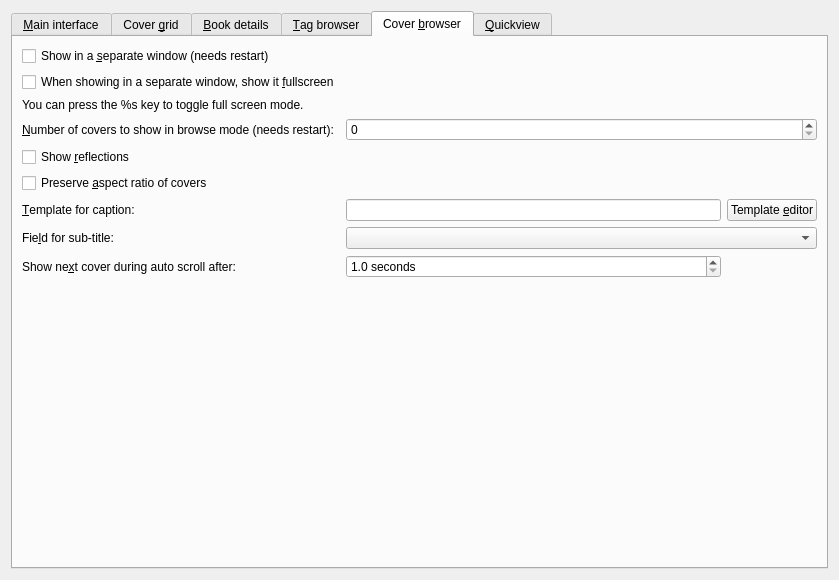
Qt form src/calibre/gui2/preferences/look_feel.ui (debian-calibre/calibre) before a commit.
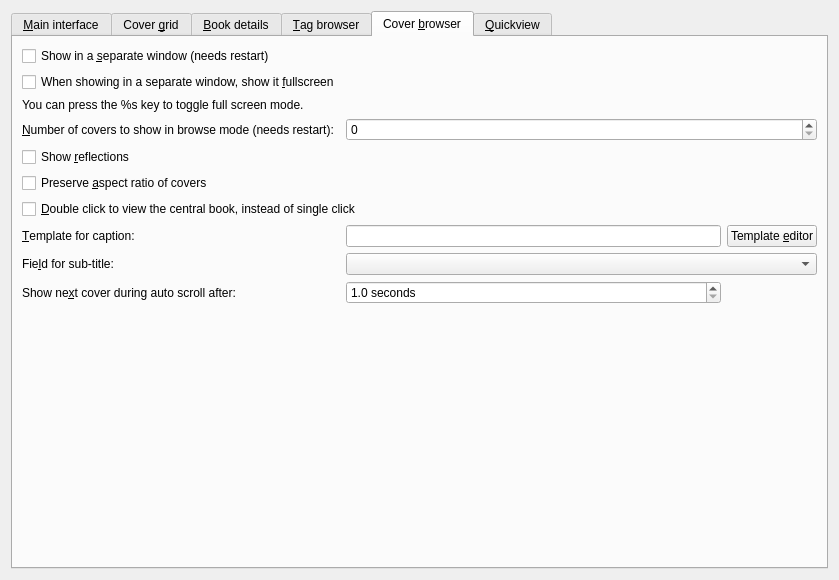
The same form after that commit. The open tabs and pages were chosen to show the change. Icons and pictures are not drawn. Custom widgets are drawn as their Qt base class.

```diff
--- a/src/calibre/gui2/preferences/look_feel.ui
+++ b/src/calibre/gui2/preferences/look_feel.ui
@@ -1185,7 +1185,7 @@
          <property name="sizeHint" stdset="0">
           <size>
            <width>690</width>
-           <height>283</height>
+           <height>20</height>
           </size>
          </property>
         </spacer>
@@ -1277,6 +1277,13 @@
          </property>
         </widget>
        </item>
+       <item row="6" column="0" colspan="2">
+        <widget class="QCheckBox" name="opt_cb_double_click_to_activate">
+         <property name="text">
+          <string>&amp;Double click to view the central book, instead of single click</string>
+         </property>
+        </widget>
+       </item>
       </layout>
      </widget>
      <widget class="QWidget" name="quickview_tab">
```
